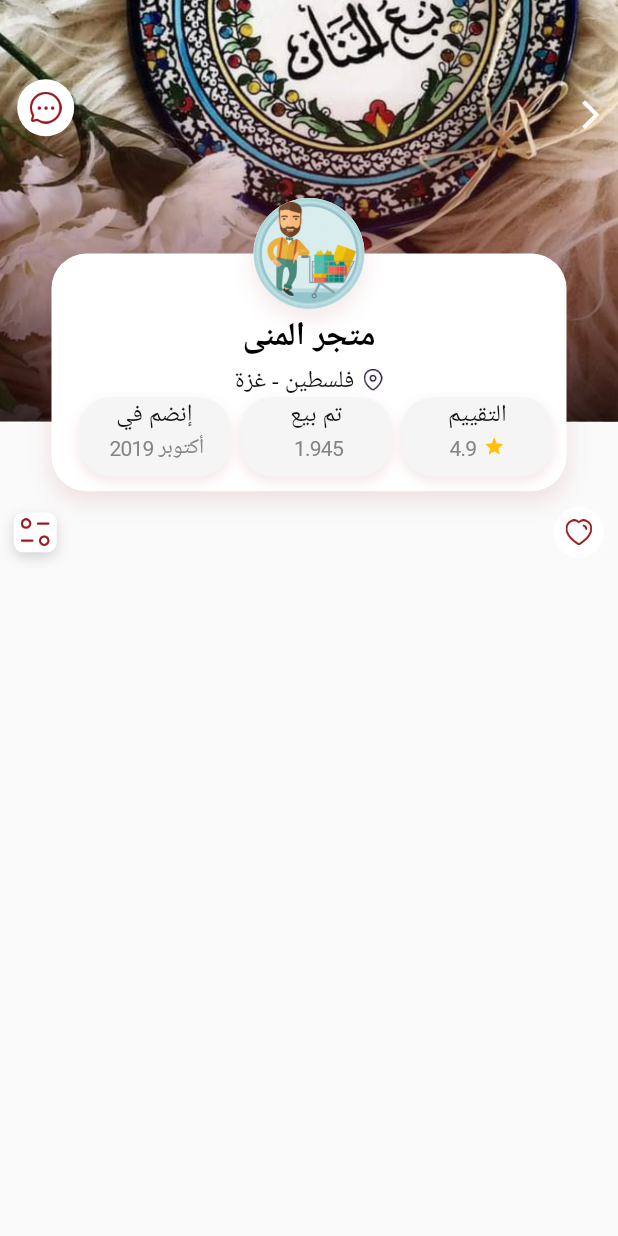
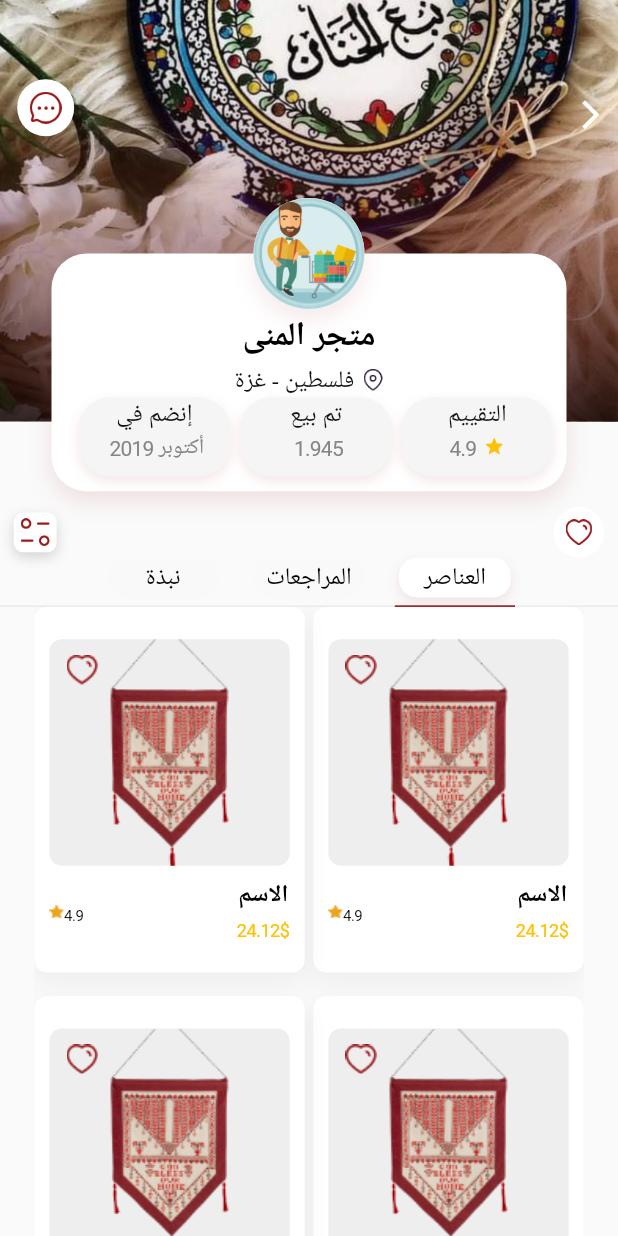
Before and after one commit to Mohamed-Salem7/Bazaar_app, a Flutter app: the DetailsStoreScreen screen opened directly, on a phone screen of 412 x 824 dp. Run offline on Flutter 3.47's test engine with Material 2 defaults, Android fonts, the phone set to English and light mode, and no system bars; our stand-ins replace buttons_tabbar, carousel_slider, flutter_bloc, flutter_rating_bar, flutter_screenutil, flutter_svg and 4 more; missing offline and left inert: country_state_city_picker; accounts and stored records are empty; Roboto replaces fonts that are missing (Tajawal).

Commit message:
master-commit

```diff
--- a/lib/controller/main/state.dart
+++ b/lib/controller/main/state.dart
@@ -7,3 +7,6 @@ class ChangeSelectScreenState extends MainState{}
 
 
 class ChangeSelectScreenFavoriteState extends MainState{}
+
+
+class ChangeSelectScreenStoreState extends MainState{}
--- a/lib/presntaion/layers/details_store/Details_store_screen.dart
+++ b/lib/presntaion/layers/details_store/Details_store_screen.dart
@@ -1,15 +1,30 @@
+import 'package:bazaar/controller/main/cubit.dart';
+import 'package:bazaar/controller/main/state.dart';
+import 'package:bazaar/presntaion/layers/Setting/screen/order/widget/time_store.dart';
+import 'package:bazaar/presntaion/layers/details_store/widget/Body_Revision.dart';
+import 'package:bazaar/presntaion/layers/details_store/widget/Brief_Store.dart';
 import 'package:bazaar/presntaion/layers/details_store/widget/Info_Store.dart';
+import 'package:bazaar/presntaion/layers/details_store/widget/Name_rate_store.dart';
+import 'package:bazaar/presntaion/layers/details_store/widget/Number_Revision_Store.dart';
 import 'package:bazaar/presntaion/layers/details_store/widget/address_store.dart';
 import 'package:bazaar/presntaion/layers/details_store/widget/app_bar.dart';
 import 'package:bazaar/presntaion/layers/details_store/widget/avatar_store.dart';
 import 'package:bazaar/presntaion/layers/details_store/widget/background_image_store.dart';
 import 'package:bazaar/presntaion/layers/details_store/widget/background_shadow_store.dart';
+import 'package:bazaar/presntaion/layers/details_store/widget/divaider_store.dart';
+import 'package:bazaar/presntaion/layers/details_store/widget/favorite_filter_button.dart';
+import 'package:bazaar/presntaion/layers/details_store/widget/indicator_store.dart';
 import 'package:bazaar/presntaion/layers/details_store/widget/name_store.dart';
 import 'package:bazaar/presntaion/layers/details_store/widget/rate_sale_container.dart';
+import 'package:bazaar/presntaion/layers/details_store/widget/tab_bar_store.dart';
+import 'package:bazaar/presntaion/layers/favorite/widget/product.dart';
+import 'package:bazaar/presntaion/layers/home_screen/widget/grid_view_home.dart';
 import 'package:bazaar/presntaion/utils/App_Color.dart';
 import 'package:bazaar/presntaion/utils/App_Image.dart';
 import 'package:flutter/material.dart';
 import 'package:flutter/services.dart';
+import 'package:flutter_bloc/flutter_bloc.dart';
+import 'package:flutter_rating_bar/flutter_rating_bar.dart';
 import 'package:flutter_screenutil/flutter_screenutil.dart';
 import 'package:flutter_svg/flutter_svg.dart';
 import 'package:google_fonts/google_fonts.dart';
@@ -21,59 +36,49 @@ class DetailsStoreScreen extends StatelessWidget {
   Widget build(BuildContext context) {
     return Directionality(
       textDirection: TextDirection.rtl,
-      child: Scaffold(
-        body: Column(
-          children: [
-            AppBarStore(),
-            Padding(
-              padding:  EdgeInsets.symmetric(horizontal: 8.w),
-              child: Row(
-                mainAxisAlignment: MainAxisAlignment.spaceBetween,
-                children: [
-                  CircleAvatar(
-                    radius: 16.r,
-                    backgroundColor: AppColor.white,
-                    child: IconButton(
-                      onPressed: () {},
-                      icon: Image(
-                        image: const AssetImage(AppImage.favoriteUnSelImg),
-                        width: 20.w,
-                        height: 20.h,
-                      ),
+      child: BlocConsumer<MainCubit, MainState>(
+        listener: (context, state) {},
+        builder: (context, state) {
+          var cubit = MainCubit.get(context);
+          return Scaffold(
+            body: Column(
+              children: [
+                const AppBarStore(),
+                const FavoriteFilterButton(),
+                Row(
+                  mainAxisAlignment: MainAxisAlignment.center,
+                  children: [
+                    TabBarStore(cubit: cubit, i: 0, title: 'العناصر'),
+                    TabBarStore(cubit: cubit, i: 1, title: 'المراجعات'),
+                    TabBarStore(cubit: cubit, i: 2, title: 'نبذة'),
+                  ],
+                ),
+                SizedBox(
+                  height: 5.h,
+                ),
+                DividerStore(cubit: cubit),
+                if (cubit.indexStore == 0)
+                  Expanded(
+                    child: Padding(
+                      padding: EdgeInsets.symmetric(horizontal: 20.w),
+                      child: GridViewHome(),
                     ),
                   ),
-                  InkWell(
-                    onTap: ()
-                    {
-                    },
-                    child: Container(
-                      alignment: Alignment(0.02.w, -0.05.h),
-                      width: 25.w,
-                      height: 25.h,
-                      decoration: BoxDecoration(
-                        borderRadius: BorderRadius.circular(6.r),
-                        color: AppColor.white,
-                        boxShadow: [
-                          BoxShadow(
-                            color: AppColor.black.withOpacity(0.16.spMin),
-                            offset: Offset(0.w, 3.h),
-                            blurRadius: 6.r,
-                          ),
-                        ],
-                      ),
-                      child: Image(
-                          image: const AssetImage(
-                            AppImage.filtersImg,
-                          ),
-                          width: 18.w,
-                          height: 17.5.h),
+                if (cubit.indexStore == 1)
+                  Expanded(
+                    child: ListView.builder(
+                      itemCount: 5,
+                      physics: const BouncingScrollPhysics(),
+                      padding: const EdgeInsets.all(0),
+                      itemBuilder: (context, index) {
+                        return BodyRevision(index: index,);
+                      },
                     ),
                   ),
-                ],
-              ),
+              ],
             ),
-          ],
-        ),
+          );
+        },
       ),
     );
   }
--- /dev/null
+++ b/lib/presntaion/layers/details_store/widget/divaider_store.dart
@@ -0,0 +1,34 @@
+import 'package:bazaar/controller/main/cubit.dart';
+import 'package:bazaar/presntaion/layers/details_store/widget/indicator_store.dart';
+import 'package:flutter/material.dart';
+import 'package:flutter_screenutil/flutter_screenutil.dart';
+
+class DividerStore extends StatelessWidget {
+  const DividerStore({Key? key, required this.cubit}) : super(key: key);
+
+  final MainCubit cubit;
+
+  @override
+  Widget build(BuildContext context) {
+    return Container(
+      height: 1.h,
+      width: double.infinity,
+      color: const Color(0xff707070).withOpacity(0.11.spMin),
+      child: Row(
+        mainAxisAlignment: cubit.indexStore == 1
+            ? MainAxisAlignment.center
+            : (cubit.indexStore == 0
+            ? MainAxisAlignment.start
+            : MainAxisAlignment.end),
+        children: [
+          if (cubit.indexStore == 0)
+            const IndicatorStore(isFirst: true, isLast: false),
+          if (cubit.indexStore == 1)
+            const IndicatorStore(isFirst: false, isLast: false),
+          if (cubit.indexStore == 2)
+            const IndicatorStore(isFirst: false, isLast: true),
+        ],
+      ),
+    );
+  }
+}
--- /dev/null
+++ b/lib/presntaion/layers/details_store/widget/favorite_filter_button.dart
@@ -0,0 +1,59 @@
+import 'package:bazaar/presntaion/utils/App_Color.dart';
+import 'package:bazaar/presntaion/utils/App_Image.dart';
+import 'package:flutter/material.dart';
+import 'package:flutter_screenutil/flutter_screenutil.dart';
+
+class FavoriteFilterButton extends StatelessWidget {
+  const FavoriteFilterButton({Key? key}) : super(key: key);
+
+  @override
+  Widget build(BuildContext context) {
+    return Padding(
+      padding:  EdgeInsets.symmetric(horizontal: 8.w),
+      child: Row(
+        mainAxisAlignment: MainAxisAlignment.spaceBetween,
+        children: [
+          CircleAvatar(
+            radius: 16.r,
+            backgroundColor: AppColor.white,
+            child: IconButton(
+              onPressed: () {},
+              icon: Image(
+                image: const AssetImage(AppImage.favoriteUnSelImg),
+                width: 20.w,
+                height: 20.h,
+              ),
+            ),
+          ),
+          InkWell(
+            onTap: ()
+            {
+            },
+            child: Container(
+              alignment: Alignment(0.02.w, -0.05.h),
+              width: 25.w,
+              height: 25.h,
+              decoration: BoxDecoration(
+                borderRadius: BorderRadius.circular(6.r),
+                color: AppColor.white,
+                boxShadow: [
+                  BoxShadow(
+                    color: AppColor.black.withOpacity(0.16.spMin),
+                    offset: Offset(0.w, 3.h),
+                    blurRadius: 6.r,
+                  ),
+                ],
+              ),
+              child: Image(
+                  image: const AssetImage(
+                    AppImage.filtersImg,
+                  ),
+                  width: 18.w,
+                  height: 17.5.h),
+            ),
+          ),
+        ],
+      ),
+    );
+  }
+}
--- /dev/null
+++ b/lib/presntaion/layers/details_store/widget/indicator_store.dart
@@ -0,0 +1,35 @@
+import 'package:bazaar/presntaion/utils/App_Color.dart';
+import 'package:flutter/material.dart';
+import 'package:flutter_screenutil/flutter_screenutil.dart';
+
+class IndicatorStore extends StatelessWidget {
+  const IndicatorStore({Key? key, required this.isFirst, required this.isLast})
+      : super(key: key);
+
+  final bool isFirst;
+  final bool isLast;
+
+  @override
+  Widget build(BuildContext context) {
+    return Row(
+      children: [
+        if (isFirst)
+          SizedBox(
+            width: 50.w,
+          ),
+        Padding(
+          padding: EdgeInsets.only(left: 10.w, right: 10.w),
+          child: Container(
+            height: 1.h,
+            width: 70.w,
+            color: AppColor.mainColor,
+          ),
+        ),
+        if (isLast)
+          SizedBox(
+            width: 50.w,
+          ),
+      ],
+    );
+  }
+}
--- /dev/null
+++ b/lib/presntaion/layers/details_store/widget/tab_bar_store.dart
@@ -0,0 +1,60 @@
+import 'package:bazaar/controller/main/cubit.dart';
+import 'package:bazaar/presntaion/utils/App_Color.dart';
+import 'package:flutter/material.dart';
+import 'package:flutter_screenutil/flutter_screenutil.dart';
+import 'package:google_fonts/google_fonts.dart';
+
+class TabBarStore extends StatelessWidget {
+  const TabBarStore({Key? key, required this.cubit, required this.i, required this.title}) : super(key: key);
+
+  final MainCubit cubit;
+  final int i;
+  final String title;
+  @override
+  Widget build(BuildContext context) {
+    int i = 0;
+    return  Padding(
+      padding: this.i == 0 ? EdgeInsets.only(left: 0.w) : (this.i == 1 ? EdgeInsets.only(right: 20.w,left: 20.w): EdgeInsets.only(right: 0.w) ),
+      child: InkWell(
+        onTap: () {
+          i = this.i;
+          cubit.changeIndexStoreScreen(i);
+        },
+        borderRadius: BorderRadius.circular(
+          11.r,
+        ),
+        child: Container(
+          alignment: Alignment(0.w, 0.14.h),
+          width: 65.w,
+          height: 25.h,
+          decoration: BoxDecoration(
+            borderRadius: BorderRadius.circular(11.r),
+            color: cubit.indexStore == this.i
+                ? AppColor.white
+                : AppColor.white9,
+            boxShadow: cubit.indexStore == this.i
+                ? [
+              BoxShadow(
+                color: AppColor.mainColor
+                    .withOpacity(0.11.spMin),
+                offset: Offset(0.w, 3.h),
+                blurRadius: 6.r,
+              ),
+            ]
+                : null,
+          ),
+          child: Text(
+            title,
+            style: GoogleFonts.roboto(
+              fontSize: 16.spMin,
+              color: AppColor.black,
+              letterSpacing: -0.5714285888671875.spMin,
+              height: 1.19.h,
+            ),
+            textAlign: TextAlign.center,
+          ),
+        ),
+      ),
+    );
+  }
+}
--- a/lib/presntaion/layers/home_screen/widget/grid_view_home.dart
+++ b/lib/presntaion/layers/home_screen/widget/grid_view_home.dart
@@ -23,17 +23,17 @@ class GridViewHome extends StatelessWidget {
           itemCount: 8,
           itemBuilder: (BuildContext context, int index) {
             return Container(
-              alignment: Alignment(0.0, 0.09),
-              width: 165.0,
-              height: 210.0,
+              alignment: Alignment(0.w, 0.09.h),
+              width: 165.w,
+              height: 210.h,
               decoration: BoxDecoration(
-                borderRadius: BorderRadius.circular(8.0),
+                borderRadius: BorderRadius.circular(8.r),
                 color: AppColor.white,
                 boxShadow: [
                   BoxShadow(
-                    color: AppColor.black.withOpacity(0.05),
-                    offset: Offset(0, 6.0),
-                    blurRadius: 12.0,
+                    color: AppColor.black.withOpacity(0.05.spMin),
+                    offset: Offset(0.w, 6.h),
+                    blurRadius: 12.r,
                   ),
                 ],
               ),
@@ -47,21 +47,21 @@ class GridViewHome extends StatelessWidget {
                       children: [
                         Container(
                           alignment: Alignment.center,
-                          width: 153.0,
-                          height: 153.0,
+                          width: 140.w,
+                          height: 143.h,
                           decoration: BoxDecoration(
                             borderRadius:
-                            BorderRadius.circular(8.0),
+                            BorderRadius.circular(8.r),
                             color: Colors.grey[200],
                           ),
                           child: Container(
                             alignment: Alignment.center,
-                            width: 153.0,
-                            height: 153.0,
+                            width: 153.w,
+                            height: 153.h,
                             decoration: BoxDecoration(
                               borderRadius:
-                              BorderRadius.circular(8.0),
-                              image: DecorationImage(
+                              BorderRadius.circular(8.r),
+                              image: const DecorationImage(
                                 image: AssetImage(
                                     AppImage.homegird),
                                 fit: BoxFit.fill,
@@ -78,8 +78,8 @@ class GridViewHome extends StatelessWidget {
                     ),
                     Spacer(),
                     SizedBox(
-                      width: 145.0,
-                      height: 42.0,
+                      width: 140.w,
+                      height: 40.h,
                       child: Row(
                         children: <Widget>[
                           SingleChildScrollView(
@@ -90,23 +90,23 @@ class GridViewHome extends StatelessWidget {
                                 Text(
                                   'الاسم',
                                   style: GoogleFonts.roboto(
-                                    fontSize: 16.0,
+                                    fontSize: 16.spMin,
                                     color: AppColor.black,
                                     letterSpacing:
-                                    -0.5714285888671875,
+                                    -0.5714285888671875.spMin,
                                     fontWeight:
                                     FontWeight.w700,
-                                    height: 1.19,
+                                    height: 1.19.h,
                                   ),
                                 ),
                                 Text(
                                   '24.12\$',
                                   style: GoogleFonts.roboto(
-                                    fontSize: 12.0,
+                                    fontSize: 12.spMin,
                                     color: Colors.amber,
                                     letterSpacing:
-                                    -0.2894117660522461,
-                                    height: 1.83,
+                                    -0.2894117660522461.spMin,
+                                    height: 1.83.h,
                                   ),
                                 ),
                               ],
@@ -116,11 +116,11 @@ class GridViewHome extends StatelessWidget {
                           Text(
                             '4.9',
                             style: GoogleFonts.roboto(
-                              fontSize: 10.0,
+                              fontSize: 10.spMin,
                               color: AppColor.black,
                               letterSpacing:
-                              -0.3571428680419922,
-                              height: 1.9,
+                              -0.3571428680419922.spMin,
+                              height: 1.9.h,
                             ),
                           ),
                           Image.asset(AppImage.iconlyLightStar),
```
Also changed, not shown: lib/controller/main/cubit.dart (+22 -0 lines), lib/presntaion/layers/details_store/widget/Body_Revision.dart (added, +69 -0 lines), lib/presntaion/layers/details_store/widget/Brief_Store.dart (added, +25 -0 lines), lib/presntaion/layers/details_store/widget/Name_rate_store.dart (added, +63 -0 lines), lib/presntaion/layers/details_store/widget/Number_Revision_Store.dart (added, +39 -0 lines).
